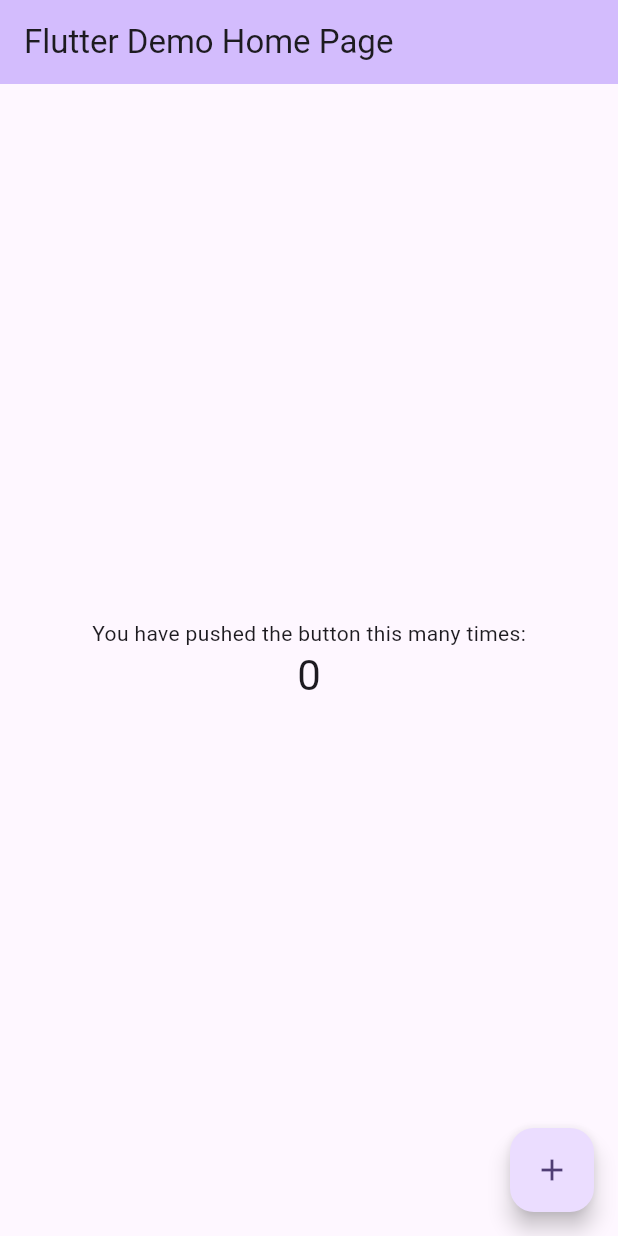
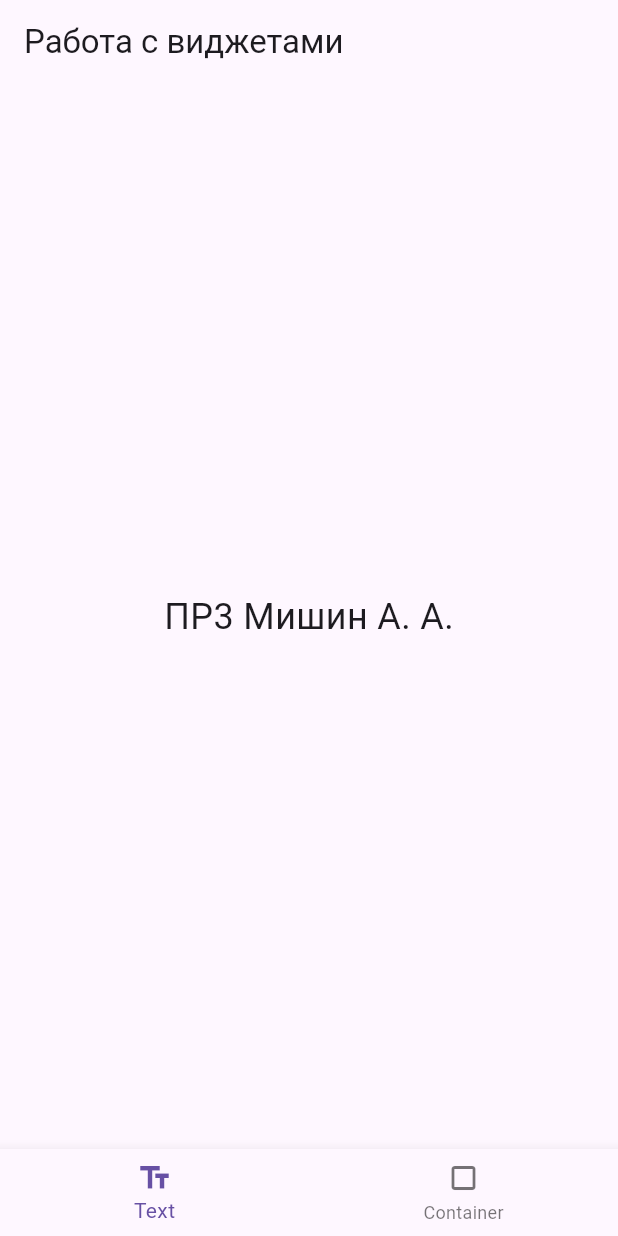
Before and after one commit to Qnicery/FlutterPR3, a Flutter app: the screen it shows after launch, on a phone screen of 412 x 824 dp. Run offline on Flutter 3.47's test engine with Material 3 defaults, Android fonts, the phone set to English and light mode, and no system bars.

Commit message:
ContentSwitcher и TextWidget

```diff
--- a/lib/main.dart
+++ b/lib/main.dart
@@ -7,116 +7,50 @@ void main() {
 class MyApp extends StatelessWidget {
   const MyApp({super.key});
 
-  // This widget is the root of your application.
   @override
   Widget build(BuildContext context) {
     return MaterialApp(
-      title: 'Flutter Demo',
-      theme: ThemeData(
-        // This is the theme of your application.
-        //
-        // TRY THIS: Try running your application with "flutter run". You'll see
-        // the application has a purple toolbar. Then, without quitting the app,
-        // try changing the seedColor in the colorScheme below to Colors.green
-        // and then invoke "hot reload" (save your changes or press the "hot
-        // reload" button in a Flutter-supported IDE, or press "r" if you used
-        // the command line to start the app).
-        //
-        // Notice that the counter didn't reset back to zero; the application
-        // state is not lost during the reload. To reset the state, use hot
-        // restart instead.
-        //
-        // This works for code too, not just values: Most code changes can be
-        // tested with just a hot reload.
-        colorScheme: ColorScheme.fromSeed(seedColor: Colors.deepPurple),
-      ),
-      home: const MyHomePage(title: 'Flutter Demo Home Page'),
+      home: ContentSwitcher(),
     );
   }
 }
 
-class MyHomePage extends StatefulWidget {
-  const MyHomePage({super.key, required this.title});
-
-  // This widget is the home page of your application. It is stateful, meaning
-  // that it has a State object (defined below) that contains fields that affect
-  // how it looks.
-
-  // This class is the configuration for the state. It holds the values (in this
-  // case the title) provided by the parent (in this case the App widget) and
-  // used by the build method of the State. Fields in a Widget subclass are
-  // always marked "final".
-
-  final String title;
-
+class ContentSwitcher extends StatefulWidget {
   @override
-  State<MyHomePage> createState() => _MyHomePageState();
+  _ContentSwitcherState createState() => _ContentSwitcherState();
 }
 
-class _MyHomePageState extends State<MyHomePage> {
-  int _counter = 0;
-
-  void _incrementCounter() {
-    setState(() {
-      // This call to setState tells the Flutter framework that something has
-      // changed in this State, which causes it to rerun the build method below
-      // so that the display can reflect the updated values. If we changed
-      // _counter without calling setState(), then the build method would not be
-      // called again, and so nothing would appear to happen.
-      _counter++;
-    });
-  }
+class _ContentSwitcherState extends State<ContentSwitcher> {
+  int _index = 0;
+  final String _text = "ПР3 Мишин А. А.";
 
   @override
   Widget build(BuildContext context) {
-    // This method is rerun every time setState is called, for instance as done
-    // by the _incrementCounter method above.
-    //
-    // The Flutter framework has been optimized to make rerunning build methods
-    // fast, so that you can just rebuild anything that needs updating rather
-    // than having to individually change instances of widgets.
+    final List<Widget> _widgets = [
+      TextWidget(_text),
+    ];
+
     return Scaffold(
-      appBar: AppBar(
-        // TRY THIS: Try changing the color here to a specific color (to
-        // Colors.amber, perhaps?) and trigger a hot reload to see the AppBar
-        // change color while the other colors stay the same.
-        backgroundColor: Theme.of(context).colorScheme.inversePrimary,
-        // Here we take the value from the MyHomePage object that was created by
-        // the App.build method, and use it to set our appbar title.
-        title: Text(widget.title),
+      appBar: AppBar(title: Text("Работа с виджетами")),
+      body: Center(child: _widgets[_index]),
+      bottomNavigationBar: BottomNavigationBar(
+        currentIndex: _index,
+        onTap: (i) => setState(() => _index = i),
+        items: const [
+          BottomNavigationBarItem(icon: Icon(Icons.text_fields), label: "Text"),
+          BottomNavigationBarItem(icon: Icon(Icons.crop_square), label: "Container"),
+        ],
       ),
-      body: Center(
-        // Center is a layout widget. It takes a single child and positions it
-        // in the middle of the parent.
-        child: Column(
-          // Column is also a layout widget. It takes a list of children and
-          // arranges them vertically. By default, it sizes itself to fit its
-          // children horizontally, and tries to be as tall as its parent.
-          //
-          // Column has various properties to control how it sizes itself and
-          // how it positions its children. Here we use mainAxisAlignment to
-          // center the children vertically; the main axis here is the vertical
-          // axis because Columns are vertical (the cross axis would be
-          // horizontal).
-          //
-          // TRY THIS: Invoke "debug painting" (choose the "Toggle Debug Paint"
-          // action in the IDE, or press "p" in the console), to see the
-          // wireframe for each widget.
-          mainAxisAlignment: MainAxisAlignment.center,
-          children: <Widget>[
-            const Text('You have pushed the button this many times:'),
-            Text(
-              '$_counter',
-              style: Theme.of(context).textTheme.headlineMedium,
-            ),
-          ],
-        ),
-      ),
-      floatingActionButton: FloatingActionButton(
-        onPressed: _incrementCounter,
-        tooltip: 'Increment',
-        child: const Icon(Icons.add),
-      ), // This trailing comma makes auto-formatting nicer for build methods.
     );
   }
 }
+
+class TextWidget extends StatelessWidget {
+  final String text;
+  TextWidget(this.text);
+
+  @override
+  Widget build(BuildContext context) {
+    return Text(text, style: TextStyle(fontSize: 24));
+  }
+}
```
